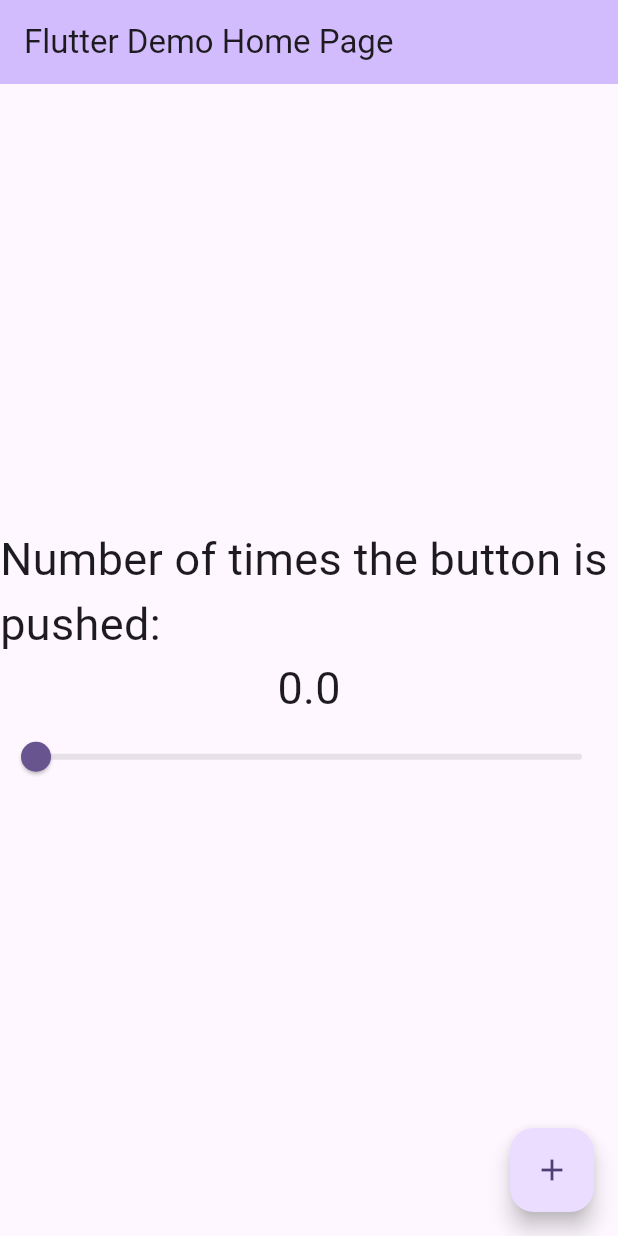
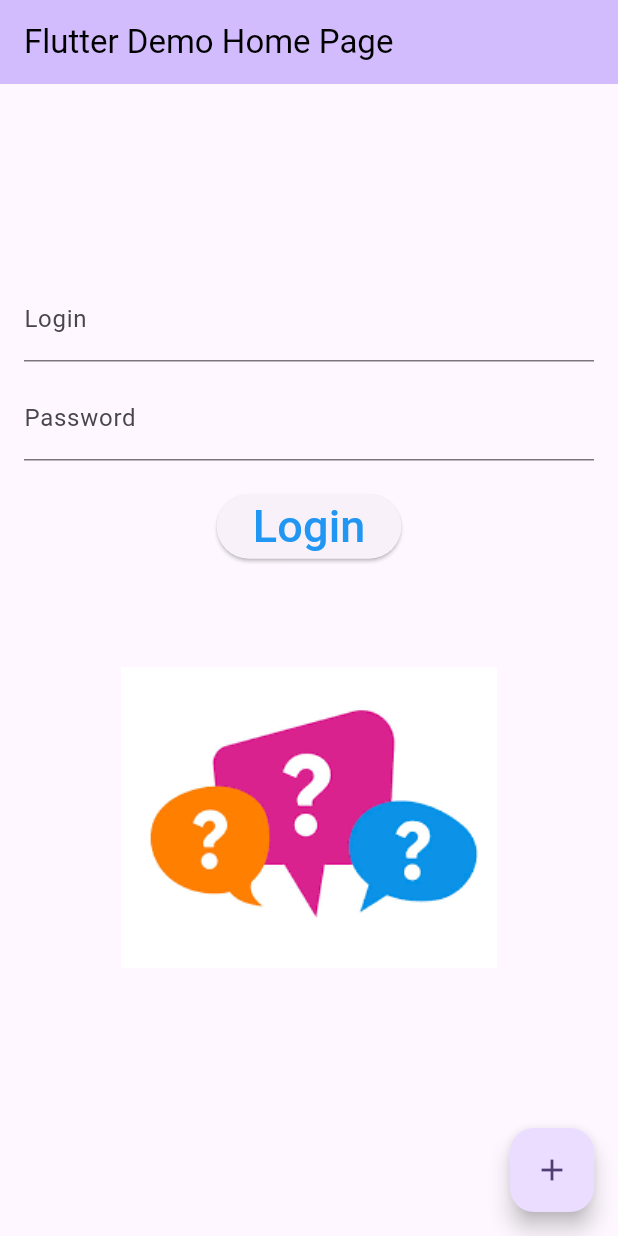
Before and after one commit to Nelyse4/my_cst2335_labs, a Flutter app: the screen it shows after launch, on a phone screen of 412 x 824 dp. Run offline on Flutter 3.47's test engine with Material 3 defaults, Android fonts, the phone set to English and light mode, and no system bars.

Commit message:
Home page with login button that displays different images according to the password entered.

```diff
--- a/lib/main.dart
+++ b/lib/main.dart
@@ -7,13 +7,11 @@ void main() {
 class MyApp extends StatelessWidget {
   const MyApp({super.key});
 
-  // This widget is the root of your application.
   @override
   Widget build(BuildContext context) {
     return MaterialApp(
       title: 'Flutter Demo',
       theme: ThemeData(
-
         colorScheme: ColorScheme.fromSeed(seedColor: Colors.deepPurple),
         useMaterial3: true,
       ),
@@ -25,8 +23,6 @@ class MyApp extends StatelessWidget {
 class MyHomePage extends StatefulWidget {
   const MyHomePage({super.key, required this.title});
 
-
-
   final String title;
 
   @override
@@ -34,63 +30,84 @@ class MyHomePage extends StatefulWidget {
 }
 
 class _MyHomePageState extends State<MyHomePage> {
-  var _counter = 0.0;
-  var myFontSize= 30.0;
-  // Function to set new values for both counter and font size
-  void _setNewValue(var newValue) {
+  final _usernameController = TextEditingController();
+  final _passwordController = TextEditingController();
+
+  String imageSource = "images/question-mark.png"; // Default image
+
+  // Function to handle login logic
+  void _login() {
+    final password = _passwordController.text;
     setState(() {
-      _counter = newValue;   // Set the counter value with the slider's value
-      myFontSize = newValue; // Set the font size with the slider's value
-    });
-  }
-  void _incrementCounter(){
-    setState(() {
-      if (_counter < 99.0){
-        _counter++;
-        myFontSize++;
+      if (password == "QWERTY123") {
+        imageSource = "images/light-bulb.png"; // Correct password: Change to light bulb
+      } else {
+        imageSource = "images/stop.png"; // Incorrect password: Change to stop sign
       }
     });
   }
+
+
+
   @override
   Widget build(BuildContext context) {
-
     return Scaffold(
       appBar: AppBar(
-
         backgroundColor: Theme.of(context).colorScheme.inversePrimary,
-        title: Text(widget.title),
+        title: Text(
+          widget.title,
+          style: const TextStyle(color: Colors.black),
+        ),
       ),
-      body: Center(
+      body: Padding(
+        padding: const EdgeInsets.all(16.0),
         child: Column(
-
           mainAxisAlignment: MainAxisAlignment.center,
           children: <Widget>[
+            // Username field
+            TextField(
+              controller: _usernameController,
+              decoration: const InputDecoration(
+                labelText: 'Login',
+              ),
+            ),
+            const SizedBox(height: 10),
 
-            Text(
-              'Number of times the button is pushed:',
-              style: TextStyle(fontSize: myFontSize),
+            // Password field
+            TextField(
+              controller: _passwordController,
+              obscureText: true,
+              decoration: const InputDecoration(
+                labelText: 'Password',
+              ),
             ),
-            Text(
-              '$_counter',
-              style: TextStyle(fontSize: myFontSize),
+            const SizedBox(height: 20),
+
+            // Login button
+            ElevatedButton(
+              onPressed: _login,
+              child: const Text(
+                'Login',
+                style: TextStyle(color: Colors.blue, fontSize: 30),
+              ),
             ),
+            const SizedBox(height: 20),
 
-            Slider(
-              value: _counter,
-              min: 0.0,
-              max: 100.0,
-              onChanged: _setNewValue, // Call the function to update counter and font size
-            )
+            // Image that changes based on the password entered
+            Image.asset(
+              imageSource,
+              width: 300,
+              height: 300,
+            ),
           ],
         ),
       ),
-
+      // Floating Action Button to clear fields
       floatingActionButton: FloatingActionButton(
-        onPressed: _incrementCounter,
-
+        onPressed: (){},
         tooltip: 'Increment',
-        child: const Icon(Icons.add),
-      ), // This trailing comma makes auto-formatting nicer for build methods.
+        child: const Icon(Icons.add), // Icon for the FAB
+      ),
     );
   }
 }
```
Also changed, not shown: pubspec.yaml (+5 -4 lines), images/light-bulb.png (added), images/question-mark.png (added), images/stop.png (added).
